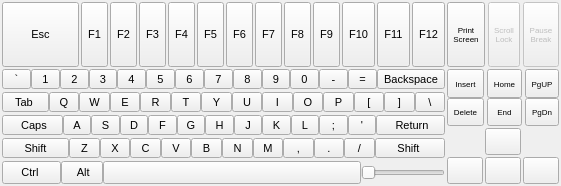
procount/pinn, file recovery/WidgetKeyboard.ui: the form before one commit.
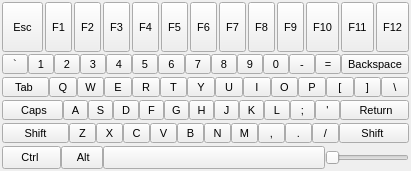
The form after the commit. Icons and pictures are not drawn.

What changed in the file:
```diff
--- a/recovery/WidgetKeyboard.ui
+++ b/recovery/WidgetKeyboard.ui
@@ -6,8 +6,8 @@
    <rect>
     <x>0</x>
     <y>0</y>
-    <width>561</width>
-    <height>186</height>
+    <width>411</width>
+    <height>171</height>
    </rect>
   </property>
   <property name="windowTitle">
@@ -30,12 +30,15 @@
     <number>2</number>
    </property>
    <item>
-    <layout class="QGridLayout" name="gridLayout_5" rowstretch="2,0" columnstretch="7,0">
+    <layout class="QGridLayout" name="gridLayout_5" rowstretch="2,0" columnstretch="7">
      <item row="0" column="0">
       <layout class="QHBoxLayout" name="horizontalLayout_9">
        <property name="spacing">
         <number>2</number>
        </property>
+       <property name="sizeConstraint">
+        <enum>QLayout::SetNoConstraint</enum>
+       </property>
        <item>
         <widget class="QToolButton" name="btnEsc">
          <property name="sizePolicy">
@@ -374,283 +377,6 @@
        </item>
       </layout>
      </item>
-     <item row="1" column="1">
-      <layout class="QVBoxLayout" name="verticalLayout">
-       <item>
-        <layout class="QGridLayout" name="gridLayout">
-         <property name="horizontalSpacing">
-          <number>3</number>
-         </property>
-         <property name="verticalSpacing">
-          <number>0</number>
-         </property>
-         <item row="0" column="0">
-          <widget class="QToolButton" name="btnIns">
-           <property name="sizePolicy">
-            <sizepolicy hsizetype="Expanding" vsizetype="Expanding">
-             <horstretch>0</horstretch>
-             <verstretch>0</verstretch>
-            </sizepolicy>
-           </property>
-           <property name="font">
-            <font>
-             <pointsize>6</pointsize>
-            </font>
-           </property>
-           <property name="whatsThis">
-            <string>0x01000006</string>
-           </property>
-           <property name="text">
-            <string>Insert</string>
-           </property>
-           <property name="checkable">
-            <bool>false</bool>
-           </property>
-           <property name="autoRepeat">
-            <bool>true</bool>
-           </property>
-          </widget>
-         </item>
-         <item row="0" column="1">
-          <widget class="QToolButton" name="btnHome">
-           <property name="sizePolicy">
-            <sizepolicy hsizetype="Expanding" vsizetype="Expanding">
-             <horstretch>0</horstretch>
-             <verstretch>0</verstretch>
-            </sizepolicy>
-           </property>
-           <property name="font">
-            <font>
-             <pointsize>6</pointsize>
-            </font>
-           </property>
-           <property name="whatsThis">
-            <string>0x01000010</string>
-           </property>
-           <property name="text">
-            <string>Home</string>
-           </property>
-           <property name="autoRepeat">
-            <bool>true</bool>
-           </property>
-          </widget>
-         </item>
-         <item row="0" column="2">
-          <widget class="QToolButton" name="btnPgU">
-           <property name="sizePolicy">
-            <sizepolicy hsizetype="Expanding" vsizetype="Expanding">
-             <horstretch>0</horstretch>
-             <verstretch>0</verstretch>
-            </sizepolicy>
-           </property>
-           <property name="font">
-            <font>
-             <pointsize>6</pointsize>
-            </font>
-           </property>
-           <property name="whatsThis">
-            <string>0x01000016</string>
-           </property>
-           <property name="text">
-            <string>PgUP</string>
-           </property>
-           <property name="autoRepeat">
-            <bool>true</bool>
-           </property>
-          </widget>
-         </item>
-         <item row="1" column="0">
-          <widget class="QToolButton" name="btnDel">
-           <property name="sizePolicy">
-            <sizepolicy hsizetype="Expanding" vsizetype="Expanding">
-             <horstretch>0</horstretch>
-             <verstretch>0</verstretch>
-            </sizepolicy>
-           </property>
-           <property name="font">
-            <font>
-             <pointsize>6</pointsize>
-            </font>
-           </property>
-           <property name="whatsThis">
-            <string>0x01000007</string>
-           </property>
-           <property name="text">
-            <string>Delete</string>
-           </property>
-           <property name="autoRepeat">
-            <bool>true</bool>
-           </property>
-          </widget>
-         </item>
-         <item row="1" column="1">
-          <widget class="QToolButton" name="btnEnd">
-           <property name="sizePolicy">
-            <sizepolicy hsizetype="Expanding" vsizetype="Expanding">
-             <horstretch>0</horstretch>
-             <verstretch>0</verstretch>
-            </sizepolicy>
-           </property>
-           <property name="font">
-            <font>
-             <pointsize>6</pointsize>
-            </font>
-           </property>
-           <property name="whatsThis">
-            <string>0x01000011</string>
-           </property>
-           <property name="text">
-            <string>End</string>
-           </property>
-           <property name="autoRepeat">
-            <bool>true</bool>
-           </property>
-          </widget>
-         </item>
-         <item row="1" column="2">
-          <widget class="QToolButton" name="btnPgD">
-           <property name="sizePolicy">
-            <sizepolicy hsizetype="Expanding" vsizetype="Expanding">
-             <horstretch>0</horstretch>
-             <verstretch>0</verstretch>
-            </sizepolicy>
-           </property>
-           <property name="font">
-            <font>
-             <pointsize>6</pointsize>
-            </font>
-           </property>
-           <property name="whatsThis">
-            <string>0x01000017</string>
-           </property>
-           <property name="text">
-            <string>PgDn</string>
-           </property>
-           <property name="autoRepeat">
-            <bool>true</bool>
-           </property>
-          </widget>
-         </item>
-        </layout>
-       </item>
-       <item>
-        <layout class="QGridLayout" name="gridLayout_2">
-         <item row="0" column="1">
-          <widget class="QToolButton" name="btnArrowU">
-           <property name="sizePolicy">
-            <sizepolicy hsizetype="Expanding" vsizetype="Expanding">
-             <horstretch>0</horstretch>
-             <verstretch>0</verstretch>
-            </sizepolicy>
-           </property>
-           <property name="font">
-            <font>
-             <pointsize>8</pointsize>
-            </font>
-           </property>
-           <property name="whatsThis">
-            <string>0x01000013</string>
-           </property>
-           <property name="text">
-            <string/>
-           </property>
-           <property name="icon">
-            <iconset resource="icons.qrc">
-             <normaloff>:/icons/up.JPG</normaloff>:/icons/up.JPG</iconset>
-           </property>
-           <property name="autoRepeat">
-            <bool>true</bool>
-           </property>
-          </widget>
-         </item>
-         <item row="1" column="0">
-          <widget class="QToolButton" name="btnArrowL">
-           <property name="sizePolicy">
-            <sizepolicy hsizetype="Expanding" vsizetype="Expanding">
-             <horstretch>0</horstretch>
-             <verstretch>0</verstretch>
-            </sizepolicy>
-           </property>
-           <property name="font">
-            <font>
-             <pointsize>8</pointsize>
-            </font>
-           </property>
-           <property name="whatsThis">
-            <string>0x01000012</string>
-           </property>
-           <property name="text">
-            <string/>
-           </property>
-           <property name="icon">
-            <iconset resource="icons.qrc">
-             <normaloff>:/icons/left.JPG</normaloff>:/icons/left.JPG</iconset>
-           </property>
-           <property name="autoRepeat">
-            <bool>true</bool>
-           </property>
-          </widget>
-         </item>
-         <item row="1" column="1">
-          <widget class="QToolButton" name="btnArrowD">
-           <property name="sizePolicy">
-            <sizepolicy hsizetype="Expanding" vsizetype="Expanding">
-             <horstretch>0</horstretch>
-             <verstretch>0</verstretch>
-            </sizepolicy>
-           </property>
-           <property name="font">
-            <font>
-             <pointsize>8</pointsize>
-            </font>
-           </property>
-           <property name="whatsThis">
-            <string>0x01000015</string>
-           </property>
-           <property name="text">
-            <string/>
-           </property>
-           <property name="icon">
-            <iconset resource="icons.qrc">
-             <normaloff>:/icons/down.JPG</normaloff>:/icons/down.JPG</iconset>
-           </property>
-           <property name="autoRepeat">
-            <bool>true</bool>
-           </property>
-          </widget>
-         </item>
-         <item row="1" column="2">
-          <widget class="QToolButton" name="btnArrowR">
-           <property name="sizePolicy">
-            <sizepolicy hsizetype="Expanding" vsizetype="Expanding">
-             <horstretch>0</horstretch>
-             <verstretch>0</verstretch>
-            </sizepolicy>
-           </property>
-           <property name="font">
-            <font>
-             <pointsize>8</pointsize>
-            </font>
-           </property>
-           <property name="whatsThis">
-            <string>0x01000014</string>
-           </property>
-           <property name="text">
-            <string/>
-           </property>
-           <property name="icon">
-            <iconset resource="icons.qrc">
-             <normaloff>:/icons/right.JPG</normaloff>:/icons/right.JPG</iconset>
-           </property>
-           <property name="autoRepeat">
-            <bool>true</bool>
-           </property>
-          </widget>
-         </item>
-        </layout>
-       </item>
-      </layout>
-     </item>
      <item row="1" column="0">
       <layout class="QGridLayout" name="gridLayout_3">
        <property name="spacing">
@@ -2068,97 +1794,6 @@
        </item>
       </layout>
      </item>
-     <item row="0" column="1">
-      <layout class="QHBoxLayout" name="horizontalLayout_10">
-       <property name="spacing">
-        <number>3</number>
-       </property>
-       <item>
-        <widget class="QToolButton" name="btnPrint">
-         <property name="enabled">
-          <bool>true</bool>
-         </property>
-         <property name="sizePolicy">
-          <sizepolicy hsizetype="Expanding" vsizetype="Expanding">
-           <horstretch>0</horstretch>
-           <verstretch>0</verstretch>
-          </sizepolicy>
-         </property>
-         <property name="font">
-          <font>
-           <pointsize>6</pointsize>
-          </font>
-         </property>
-         <property name="whatsThis">
-          <string>0x01000009</string>
-         </property>
-         <property name="text">
-          <string>Print
-Screen</string>
-         </property>
-         <property name="autoRepeat">
-          <bool>true</bool>
-         </property>
-        </widget>
-       </item>
-       <item>
-        <widget class="QToolButton" name="btnHome_2">
-         <property name="enabled">
-          <bool>false</bool>
-         </property>
-         <property name="sizePolicy">
-          <sizepolicy hsizetype="Expanding" vsizetype="Expanding">
-           <horstretch>0</horstretch>
-           <verstretch>0</verstretch>
-          </sizepolicy>
-         </property>
-         <property name="font">
-          <font>
-           <pointsize>6</pointsize>
-          </font>
-         </property>
-         <property name="whatsThis">
-          <string>0x01000026</string>
-         </property>
-         <property name="text">
-          <string>Scroll
-Lock</string>
-         </property>
-         <property name="autoRepeat">
-          <bool>true</bool>
-         </property>
-        </widget>
-       </item>
-       <item>
-        <widget class="QToolButton" name="btnPgU_2">
-         <property name="enabled">
-          <bool>false</bool>
-         </property>
-         <property name="sizePolicy">
-          <sizepolicy hsizetype="Expanding" vsizetype="Expanding">
-           <horstretch>0</horstretch>
-           <verstretch>0</verstretch>
-          </sizepolicy>
-         </property>
-         <property name="font">
-          <font>
-           <pointsize>6</pointsize>
-          </font>
-         </property>
-         <property name="whatsThis">
-          <string>0x01000008</string>
-         </property>
-         <property name="text">
-          <string>Pause
-Break</string>
-         </property>
-         <property name="autoRepeat">
-          <bool>true</bool>
-         </property>
-        </widget>
-       </item>
-      </layout>
-     </item>
     </layout>
    </item>
   </layout>
```
Left out of the diff: 4 changed lines with no effect on the pictures.
